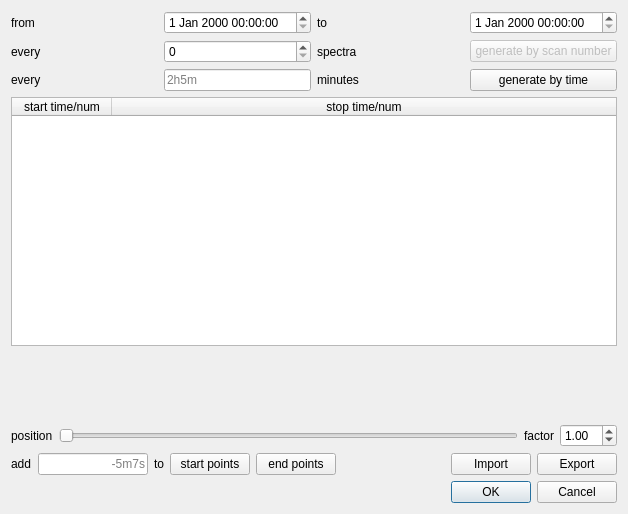
Before: the Qt Designer form Orbitool/UI/file_tab/CustomPeriod.ui in l460289052/Orbitool, drawn with Qt 5.
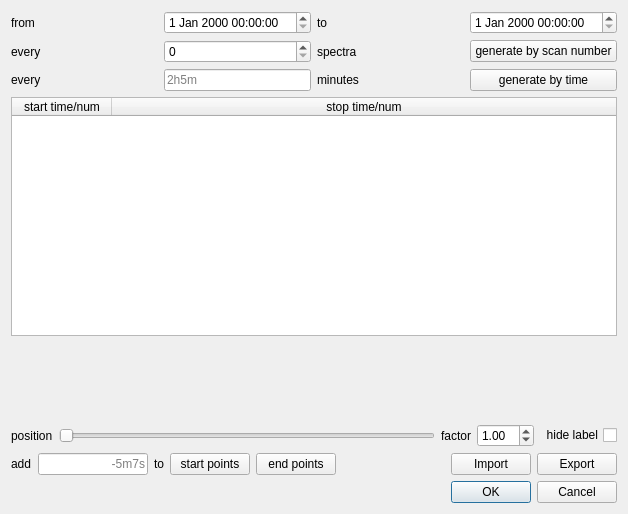
After: the same form once the commit is applied.

Patch:
```diff
--- a/Orbitool/UI/file_tab/CustomPeriod.ui
+++ b/Orbitool/UI/file_tab/CustomPeriod.ui
@@ -60,7 +60,7 @@
      <item row="1" column="3">
       <widget class="QPushButton" name="generateNumPeriodPushButton">
        <property name="enabled">
-        <bool>false</bool>
+        <bool>true</bool>
        </property>
        <property name="toolTip">
         <string>coming soon</string>
@@ -131,13 +131,13 @@
      <property name="minimumSize">
       <size>
        <width>0</width>
-       <height>50</height>
+       <height>60</height>
       </size>
      </property>
      <property name="maximumSize">
       <size>
        <width>16777215</width>
-       <height>50</height>
+       <height>60</height>
       </size>
      </property>
     </widget>
@@ -184,6 +184,16 @@
        </property>
       </widget>
      </item>
+     <item>
+      <widget class="QCheckBox" name="plotHideLabelCheckBox">
+       <property name="layoutDirection">
+        <enum>Qt::RightToLeft</enum>
+       </property>
+       <property name="text">
+        <string>hide label</string>
+       </property>
+      </widget>
+     </item>
     </layout>
    </item>
    <item>
```
